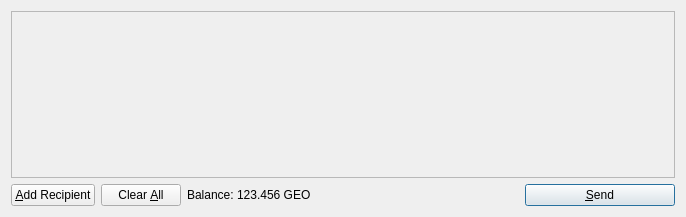
Old version of the form src/qt/forms/sendcoinsdialog.ui in the repository iamdavidfrancis/snekcoin.
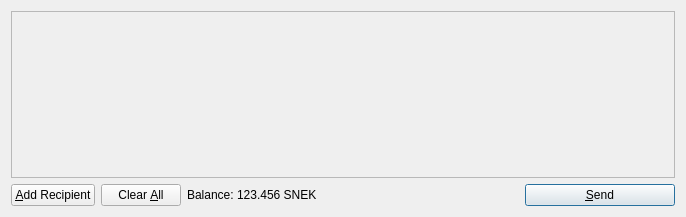
New version of the form. Icons and pictures are not drawn.

Diff of the .ui file:
```diff
--- a/src/qt/forms/sendcoinsdialog.ui
+++ b/src/qt/forms/sendcoinsdialog.ui
@@ -119,7 +119,7 @@
           <cursorShape>IBeamCursor</cursorShape>
          </property>
          <property name="text">
-          <string>123.456 GEO</string>
+          <string>123.456 SNEK</string>
          </property>
          <property name="textInteractionFlags">
           <set>Qt::LinksAccessibleByMouse|Qt::TextSelectableByKeyboard|Qt::TextSelectableByMouse</set>
```
